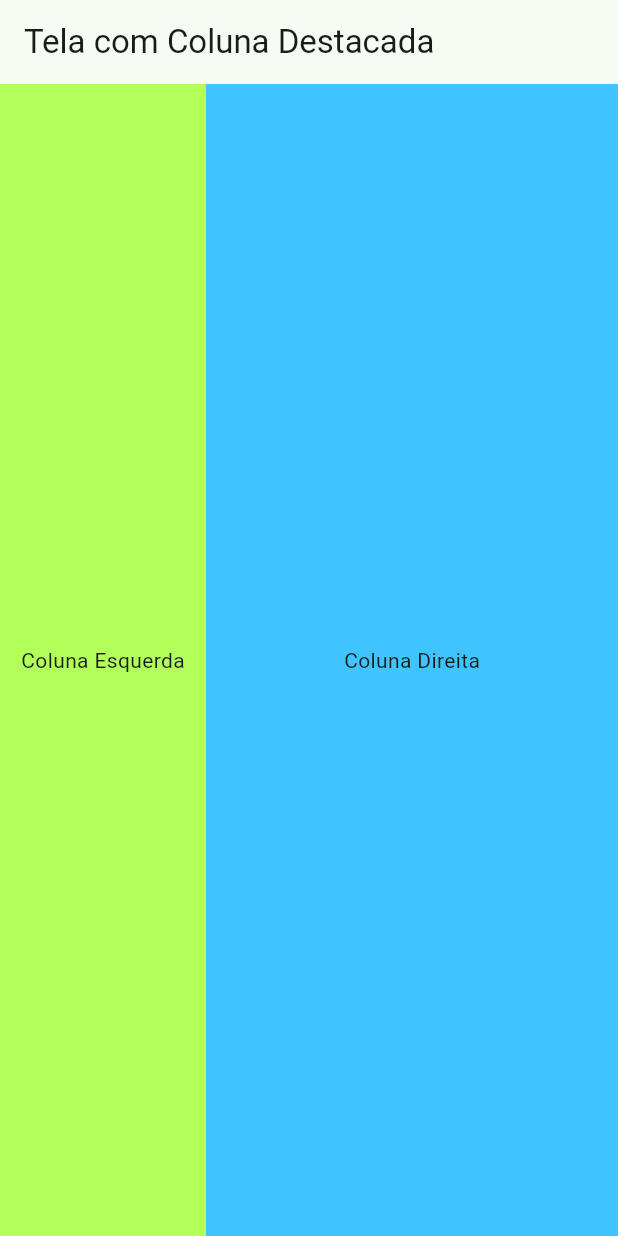
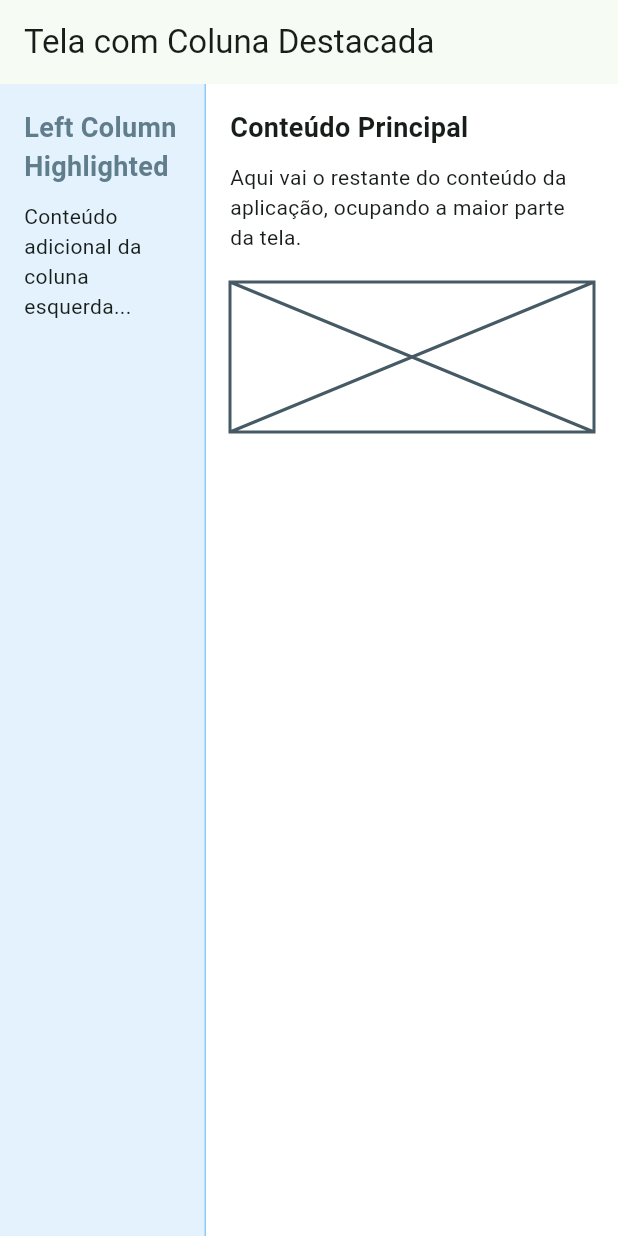
Before and after one commit to GuttoF/star_screen, a Flutter app: the screen it shows after launch, on a phone screen of 412 x 824 dp. Run offline on Flutter 3.47's test engine with Material 3 defaults, Android fonts, the phone set to English and light mode, and no system bars.

Commit message:
refactor: :test_tube: test some features

```diff
--- a/lib/main.dart
+++ b/lib/main.dart
@@ -46,20 +46,59 @@
         title: const Text('Tela com Coluna Destacada'),
       ),
       body: Row(
+        crossAxisAlignment: CrossAxisAlignment.start,
         children: <Widget>[
-          // Coluna da Esquerda (será destacada)
           Expanded(
-            flex: 1, // Define a proporção do espaço que a coluna ocupa
+            flex: 1,
             child: Container(
-              color: Colors.lightGreenAccent,
-              child: const Center(child: Text('Coluna Esquerda')),
+              padding: const EdgeInsets.all(16.0),
+              decoration: BoxDecoration(
+                color: Colors.blue[50],
+                border: Border(
+                  right: BorderSide(
+                    color: Colors.blue[200]!,
+                    width: 1.0,
+                  ),
+                ),
+              ),
+              child: const Column(
+                crossAxisAlignment: CrossAxisAlignment.start,
+                children: [
+                  Text(
+                    'Left Column Highlighted',
+                    style: TextStyle(
+                      fontSize: 18,
+                      fontWeight: FontWeight.bold,
+                      color: Colors.blueGrey,
+                    ),
+                  ),
+                  SizedBox(height: 10),
+                  Text('Conteúdo adicional da coluna esquerda...'),
+                ],
+              ),
             ),
           ),
           Expanded(
             flex: 2,
             child: Container(
-              color: Colors.lightBlueAccent,
-              child: const Center(child: Text('Coluna Direita')),
+              padding: const EdgeInsets.all(16.0),
+              color: Colors.white,
+              child: const Column(
+                crossAxisAlignment: CrossAxisAlignment.start,
+                children: [
+                   Text(
+                    'Conteúdo Principal',
+                    style: TextStyle(
+                      fontSize: 18,
+                      fontWeight: FontWeight.bold,
+                    ),
+                  ),
+                  SizedBox(height: 10),
+                  Text('Aqui vai o restante do conteúdo da aplicação, ocupando a maior parte da tela.'),
+                  SizedBox(height: 20),
+                  Placeholder(fallbackHeight: 100),
+                ],
+              ),
             ),
           ),
         ],
```
